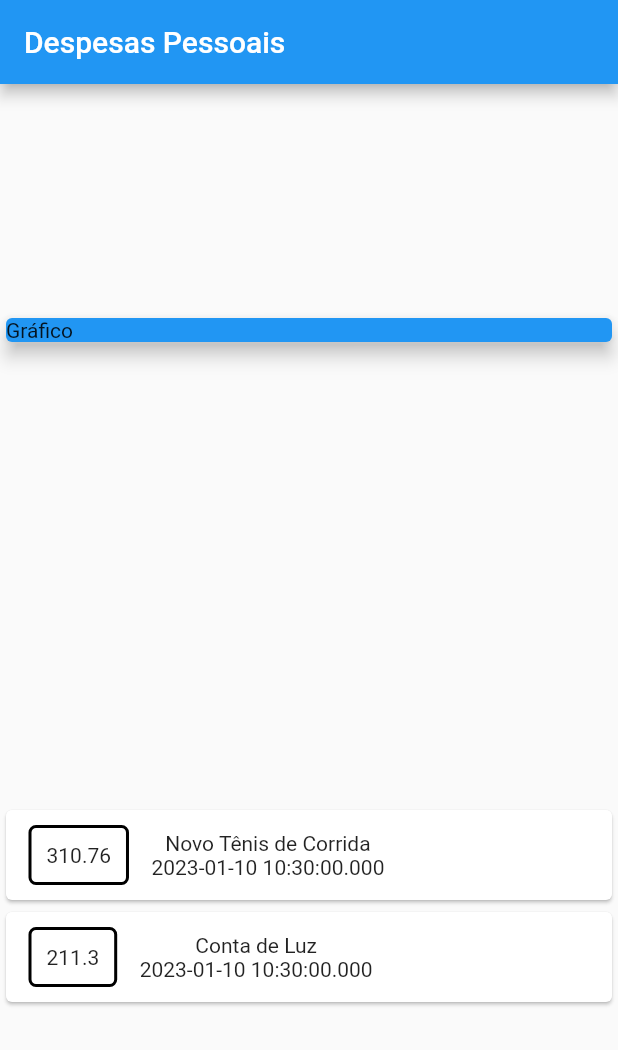
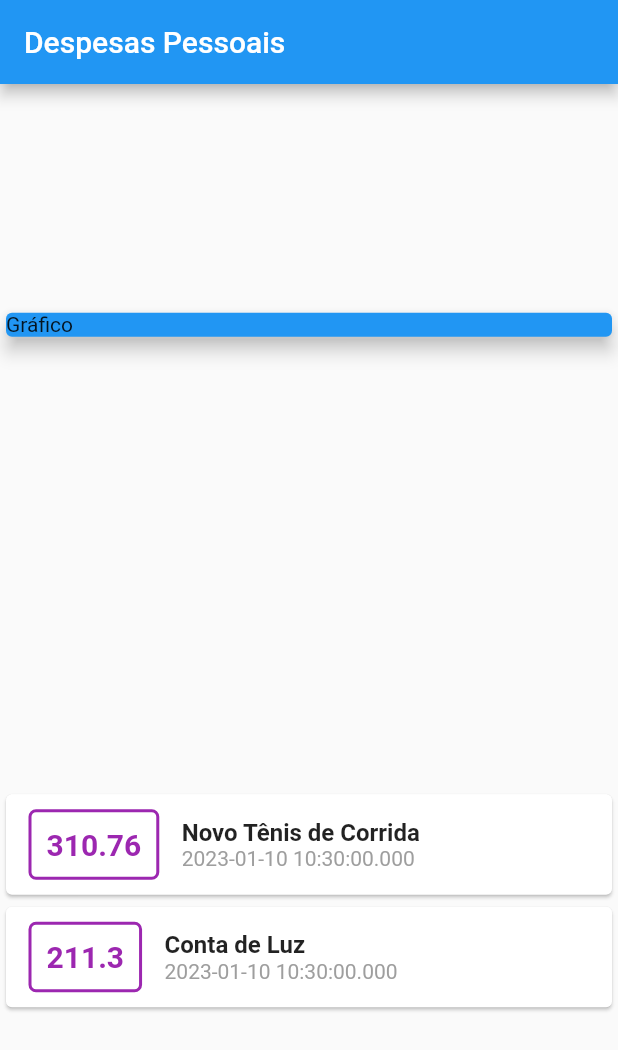
Before and after one commit to Jo-Analyst/expensesApp, a Flutter app: the screen it shows after launch, on a phone screen of 412 x 824 dp. Shown: the top 1050 px of the screen. Run offline on Flutter 3.47's test engine with Material 2 defaults, Android fonts, the phone set to English and light mode, and no system bars.

Commit message:
95. Desafio Estilo Título & Data

```diff
--- a/lib/main.dart
+++ b/lib/main.dart
@@ -53,21 +53,37 @@ class MyHomePage extends StatelessWidget {
                   children: [
                     Container(
                       margin: const EdgeInsets.symmetric(
-                        horizontal: 15,
-                        vertical: 10
+                          horizontal: 15, vertical: 10),
+                      decoration: BoxDecoration(
+                        border: Border.all(color: Colors.purple, width: 2),
+                        borderRadius:
+                            const BorderRadius.all(Radius.circular(5)),
                       ),
-                      decoration: BoxDecoration(
-                        border: Border.all(
-                          color: Colors.black,
-                          width: 2
-                        ), borderRadius: const BorderRadius.all(Radius.circular(5)),
-                      ), padding: const EdgeInsets.all(10),
-                      child: Text(tr.value.toString()),
+                      padding: const EdgeInsets.all(10),
+                      child: Text(
+                        tr.value.toString(),
+                        style: const TextStyle(
+                            fontWeight: FontWeight.bold,
+                            color: Colors.purple,
+                            fontSize: 20),
+                      ),
                     ),
                     Column(
+                      crossAxisAlignment: CrossAxisAlignment.start,
                       children: [
-                        Text(tr.title),
-                        Text(tr.date.toString()),
+                        Text(
+                          tr.title,
+                          style: const TextStyle(
+                            fontSize: 16,
+                            fontWeight: FontWeight.bold,
+                          ),
+                        ),
+                        Text(
+                          tr.date.toString(),
+                          style: const TextStyle(
+                            color: Colors.grey,
+                          ),
+                        ),
                       ],
                     )
                   ],
```
